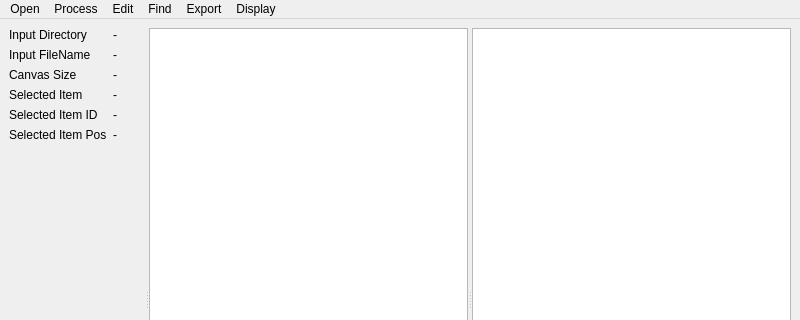
Before: the Qt Designer form mainwindow.ui in Wang-Bio/InferringCellDivision2_private, drawn with Qt 5; both pictures show x 0 to 800 and y 0 to 320 of the 800 by 600 pixel window.
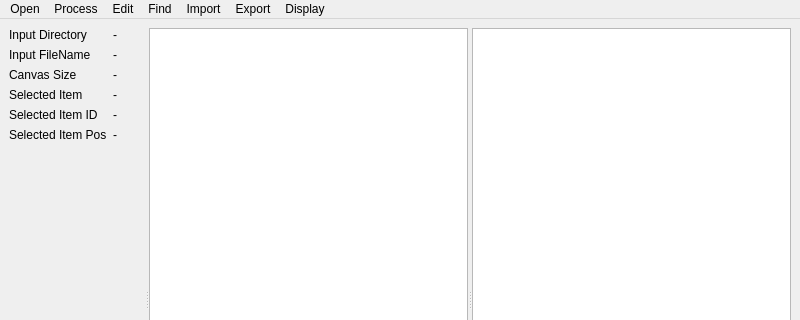
After: the same form once the commit is applied.

Commit message: V0.1.3 Import/Export vertex and line by .json

What changed in the file:
```diff
--- a/mainwindow.ui
+++ b/mainwindow.ui
@@ -169,6 +169,13 @@
     <addaction name="actionScreen_Shot_all"/>
     <addaction name="actionScreen_Shot_View"/>
    </widget>
+   <widget class="QMenu" name="menuImport">
+    <property name="title">
+     <string>Import</string>
+    </property>
+    <addaction name="actionImport_Vertex_Only"/>
+    <addaction name="actionImport_Vertex_Line"/>
+   </widget>
    <widget class="QMenu" name="menuDisplay">
     <property name="title">
      <string>Display</string>
@@ -178,6 +185,7 @@
    <addaction name="menuProcess"/>
    <addaction name="menuEdit"/>
    <addaction name="menuFind"/>
+   <addaction name="menuImport"/>
    <addaction name="menuExport"/>
    <addaction name="menuDisplay"/>
   </widget>
```
Left out of the diff: 28 changed lines with no effect on the pictures. The commit also changes 2 other files.
